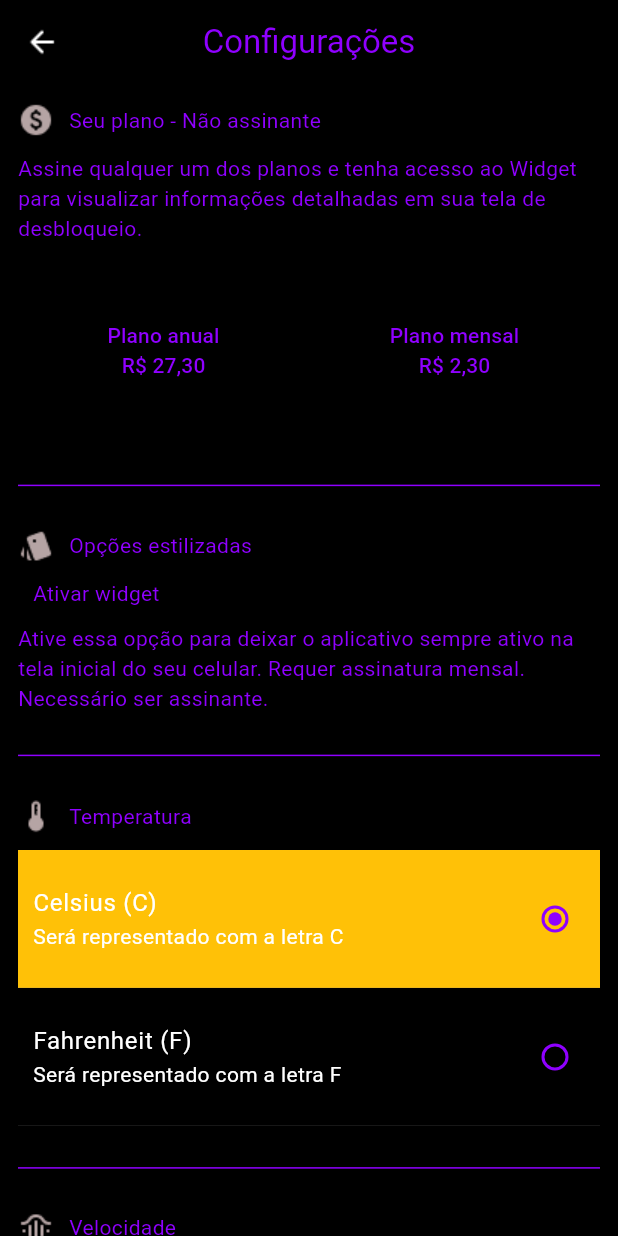
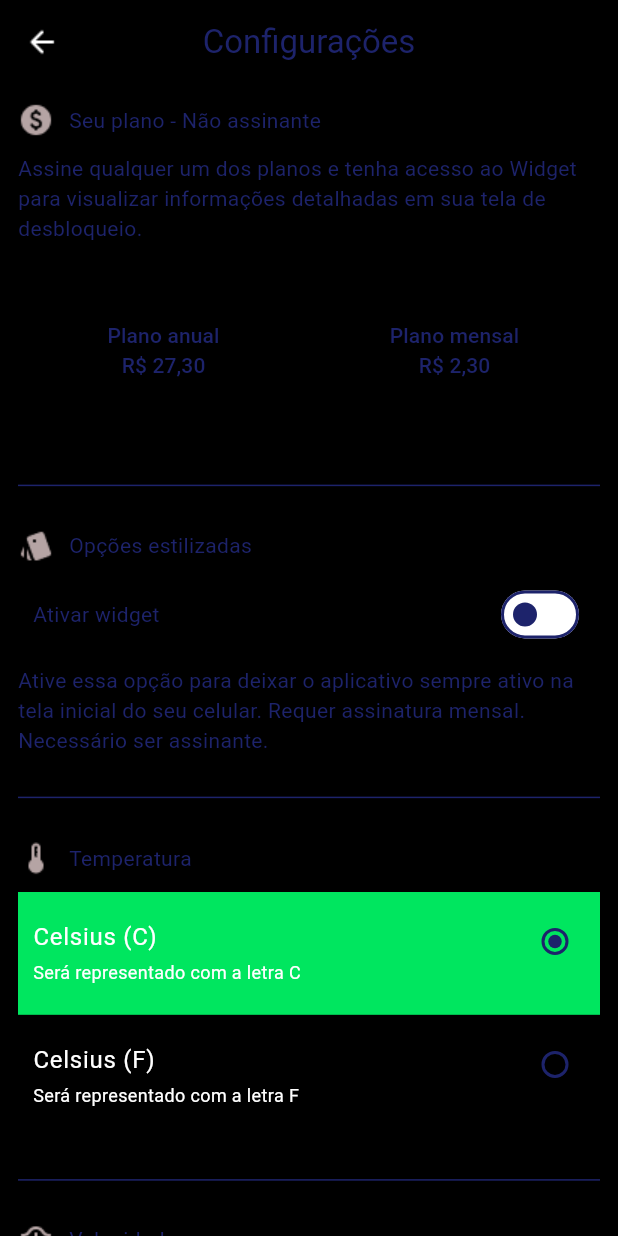
Before and after one commit to guilhermenakazato/cloud-radar, a Flutter app: the ConfigScreen screen opened directly, on a phone screen of 412 x 824 dp. Run offline on Flutter 3.47's test engine with Material 3 defaults, Android fonts, the light colour scheme and no system bars.

Commit message:
[FEAT] Working on config screen

```diff
--- /dev/null
+++ b/lib/components/config_tile.dart
@@ -0,0 +1,66 @@
+import 'package:cloud_radar/theme/application_colors.dart';
+import 'package:flutter/material.dart';
+
+class ConfigTile<T> extends StatelessWidget {
+  const ConfigTile({
+    super.key,
+    required this.groupValue,
+    required this.tileValue,
+    required this.onTileTap,
+    required this.onRadioTap,
+    required this.titleText,
+    required this.subtitleText,
+  });
+
+  final T? groupValue;
+  final T tileValue;
+  final void Function()? onTileTap;
+  final void Function(T?)? onRadioTap;
+  final String titleText, subtitleText;
+
+  @override
+  Widget build(BuildContext context) {
+    return Material(
+      color: ApplicationColors.black,
+      child: ListTile(
+        contentPadding: EdgeInsets.symmetric(
+          horizontal: 10,
+          vertical: 5,
+        ),
+        tileColor: ApplicationColors.black,
+        title: Padding(
+          padding: const EdgeInsets.only(bottom: 10.0),
+          child: Text(
+            titleText,
+            style: TextStyle(
+              color: ApplicationColors.white,
+              height: 1,
+              fontSize: 16,
+            ),
+          ),
+        ),
+        selected: groupValue == tileValue,
+        selectedTileColor: ApplicationColors.green500,
+        subtitle: Text(
+          subtitleText,
+          style: TextStyle(
+            color: ApplicationColors.white,
+            height: 1,
+            fontSize: 12,
+          ),
+        ),
+        onTap: onTileTap,
+        trailing: Column(
+          children: [
+            Radio<T>(
+              materialTapTargetSize: MaterialTapTargetSize.shrinkWrap,
+              value: tileValue,
+              groupValue: groupValue,
+              onChanged: onRadioTap,
+            ),
+          ],
+        ),
+      ),
+    );
+  }
+}
--- a/lib/enums/wind_speed.dart
+++ b/lib/enums/wind_speed.dart
@@ -1,5 +1,6 @@
 enum WindSpeed {
   km("Km/h"),
+  mph("Mph"),
   m("M/s");
 
   const WindSpeed(this.speedUnit);
--- a/lib/screens/config_screen.dart
+++ b/lib/screens/config_screen.dart
@@ -1,5 +1,7 @@
+import 'package:cloud_radar/components/config_tile.dart';
 import 'package:cloud_radar/enums/temperature_scale.dart';
 import 'package:cloud_radar/enums/wind_speed.dart';
+import 'package:cloud_radar/theme/application_colors.dart';
 import 'package:flutter/material.dart';
 
 class ConfigScreen extends StatefulWidget {
@@ -12,10 +14,12 @@ class ConfigScreen extends StatefulWidget {
 class _ConfigScreenState extends State<ConfigScreen> {
   TemperatureScale? _chosenTemperatureScale = TemperatureScale.C;
   WindSpeed? _chosenWindSpeedUnit = WindSpeed.km;
+  bool _activateWidget = false;
 
   @override
   Widget build(BuildContext context) {
     return Scaffold(
+      backgroundColor: ApplicationColors.black,
       appBar: AppBar(
         leading: Image.asset("assets/icons/back.png"),
         title: Text("Configurações"),
@@ -23,11 +27,9 @@ class _ConfigScreenState extends State<ConfigScreen> {
         backgroundColor: Colors.black,
       ),
       body: SingleChildScrollView(
+        physics: BouncingScrollPhysics(),
         child: Container(
           padding: EdgeInsets.all(12),
-          decoration: BoxDecoration(
-            color: Colors.black,
-          ),
           child: Column(
             mainAxisAlignment: MainAxisAlignment.center,
             mainAxisSize: MainAxisSize.max,
@@ -99,8 +101,18 @@ class _ConfigScreenState extends State<ConfigScreen> {
                       horizontal: 10,
                     ),
                     child: Row(
+                      mainAxisAlignment: MainAxisAlignment.spaceBetween,
                       children: [
                         Text("Ativar widget"),
+                        Switch(
+                          value: _activateWidget,
+                          activeColor: ApplicationColors.red400,
+                          onChanged: (bool value) {
+                            setState(() {
+                            _activateWidget = value;
+                            });
+                          },
+                        ),
                       ],
                     ),
                   ),
@@ -122,66 +134,37 @@ class _ConfigScreenState extends State<ConfigScreen> {
                   ),
                   Column(
                     children: [
-                      Material(
-                        color: Colors.black,
-                        child: RadioListTile<TemperatureScale>(
-                          contentPadding: EdgeInsets.all(10),
-                          value: TemperatureScale.C,
-                          selected:
-                              _chosenTemperatureScale == TemperatureScale.C,
-                          selectedTileColor: Colors.amber,
-                          tileColor: Colors.black,
-                          title: Text(
-                            "Celsius (C)",
-                            style: TextStyle(
-                              color: Colors.white,
-                            ),
-                          ),
-                          subtitle: Text(
-                            "Será representado com a letra C",
-                            style: TextStyle(
-                              color: Colors.white,
-                            ),
-                          ),
+                      ConfigTile<TemperatureScale>(
                         groupValue: _chosenTemperatureScale,
-                          controlAffinity: ListTileControlAffinity.trailing,
-                          onChanged: (TemperatureScale? value) {
+                        tileValue: TemperatureScale.C,
+                        titleText: 'Celsius (C)',
+                        subtitleText: 'Será representado com a letra C',
+                        onTileTap: () {
+                          setState(() {
+                            _chosenTemperatureScale = TemperatureScale.C;
+                          });
+                        },
+                        onRadioTap: (TemperatureScale? value) {
                           setState(() {
                             _chosenTemperatureScale = value;
                           });
                         },
                       ),
-                      ),
-                      Material(
-                        child: ListTileTheme(
-                          child: RadioListTile<TemperatureScale>(
-                            contentPadding: EdgeInsets.all(10),
-                            value: TemperatureScale.F,
-                            title: Text(
-                              "Fahrenheit (F)",
-                              style: TextStyle(
-                                color: Colors.white,
-                              ),
-                            ),
-                            subtitle: Text(
-                              "Será representado com a letra F",
-                              style: TextStyle(
-                                color: Colors.white,
-                              ),
-                            ),
-                            tileColor: Colors.black,
+                      ConfigTile<TemperatureScale>(
                         groupValue: _chosenTemperatureScale,
-                            selectedTileColor: Colors.amber,
-                            selected:
-                                _chosenTemperatureScale == TemperatureScale.F,
-                            controlAffinity: ListTileControlAffinity.trailing,
-                            onChanged: (TemperatureScale? value) {
+                        tileValue: TemperatureScale.F,
+                        titleText: 'Celsius (F)',
+                        subtitleText: 'Será representado com a letra F',
+                        onTileTap: () {
+                          setState(() {
+                            _chosenTemperatureScale = TemperatureScale.F;
+                          });
+                        },
+                        onRadioTap: (TemperatureScale? value) {
                           setState(() {
                             _chosenTemperatureScale = value;
                           });
                         },
-                          ),
-                        ),
                       ),
                     ],
                   ),
@@ -198,63 +181,57 @@ class _ConfigScreenState extends State<ConfigScreen> {
                       Text("Velocidade")
                     ],
                   ),
-                  Material(
-                    color: Colors.black,
-                    child: RadioListTile<WindSpeed>(
-                      contentPadding: EdgeInsets.all(10),
-                      value: WindSpeed.km,
-                      selected: _chosenWindSpeedUnit == WindSpeed.km,
-                      selectedTileColor: Colors.amber,
-                      tileColor: Colors.black,
-                      title: Text(
-                        "Km/h",
-                        style: TextStyle(
-                          color: Colors.white,
-                        ),
-                      ),
-                      subtitle: Text(
-                        "Quilômetro por hora",
-                        style: TextStyle(
-                          color: Colors.white,
-                        ),
-                      ),
+                  Column(
+                    children: [
+                      ConfigTile<WindSpeed>(
                         groupValue: _chosenWindSpeedUnit,
-                      controlAffinity: ListTileControlAffinity.trailing,
-                      onChanged: (WindSpeed? value) {
+                        tileValue: WindSpeed.km,
+                        onTileTap: () {
+                          setState(() {
+                            _chosenWindSpeedUnit = WindSpeed.km;
+                          });
+                        },
+                        onRadioTap: (WindSpeed? value) {
                           setState(() {
                             _chosenWindSpeedUnit = value;
                           });
                         },
+                        titleText: 'Km/h',
+                        subtitleText: 'Quilômetro por hora',
                       ),
-                  ),
-                  Material(
-                    color: Colors.black,
-                    child: RadioListTile<WindSpeed>(
-                      contentPadding: EdgeInsets.all(10),
-                      value: WindSpeed.m,
-                      selected: _chosenWindSpeedUnit == WindSpeed.m,
-                      selectedTileColor: Colors.amber,
-                      tileColor: Colors.black,
-                      title: Text(
-                        "M/s",
-                        style: TextStyle(
-                          color: Colors.white,
-                        ),
-                      ),
-                      subtitle: Text(
-                        "Metro por segundo",
-                        style: TextStyle(
-                          color: Colors.white,
-                        ),
-                      ),
+                      ConfigTile<WindSpeed>(
                         groupValue: _chosenWindSpeedUnit,
-                      controlAffinity: ListTileControlAffinity.trailing,
-                      onChanged: (WindSpeed? value) {
+                        tileValue: WindSpeed.m,
+                        onTileTap: () {
+                          setState(() {
+                            _chosenWindSpeedUnit = WindSpeed.m;
+                          });
+                        },
+                        onRadioTap: (WindSpeed? value) {
                           setState(() {
                             _chosenWindSpeedUnit = value;
                           });
                         },
+                        titleText: 'M/s',
+                        subtitleText: 'Metro por segundo',
                       ),
+                      ConfigTile<WindSpeed>(
+                        groupValue: _chosenWindSpeedUnit,
+                        tileValue: WindSpeed.mph,
+                        onTileTap: () {
+                          setState(() {
+                            _chosenWindSpeedUnit = WindSpeed.mph;
+                          });
+                        },
+                        onRadioTap: (WindSpeed? value) {
+                          setState(() {
+                            _chosenWindSpeedUnit = value;
+                          });
+                        },
+                        titleText: 'Km/h',
+                        subtitleText: 'Milha por hora',
+                      ),
+                    ],
                   ),
                 ],
               ),
--- a/lib/theme/application_colors.dart
+++ b/lib/theme/application_colors.dart
@@ -1,21 +1,38 @@
 import 'package:flutter/material.dart';
 
 class ApplicationColors {
-  static const primary = Color.fromRGBO(143, 0, 255, 1),
-  secondary = Color(0xffc6d6de),
-  tertiary = Color(0xff305890),
-  alternate = Color(0xffe0e3e7),
-  primaryBackground = Color(0xfff1f4f8),
-  secondaryBackground = Color(0xffffffff),
-  primaryText = Color(0xff14181B),
-  secondaryText = Color(0xff57636c),
-  accent1 = Color(0x4c4b39ef),
-  accent2 = Color(0x4d39d2c0),
-  accent3 = Color(0xff80c0e8),
-  accent4 = Color(0xccffffff),
-  success = Color(0xff249689),
-  warning = Color(0xfff9cf58),
-  error = Color(0xffff5963),
-  info = Color(0xffffffff),
-  icon2 = Color(0xa357636c);
+  static const black = Color(0xFF000000),
+  black50 = Color(0xFFF2F2F2), black100 = Color(0xFFD9D9D9),
+  black200 = Color(0xFFBFBFBF), black300 = Color(0xFFA6A6A6),
+  black400 = Color(0xFF8C8C8C), black500 = Color(0xFF737373),
+  black600 = Color(0xFF595959), black700 = Color(0xFF404040),
+  black800 = Color(0xFF262626), black900 = Color(0xFF0D0D0D),
+  white = Color(0xFFFFFFFF), white50 = Color(0xFFF2F2F2),
+  white100 = Color(0xFFD9D9D9), white200 = Color(0xFFBFBFBF),
+  white300 = Color(0xFFA6A6A6), white400 = Color(0xFF8C8C8C),
+  white500 = Color(0xFF737373), white600 = Color(0xFF595959),
+  white700 = Color(0xFF404040), white800 = Color(0xFF262626),
+  white900 = Color(0xFF0D0D0D), blue = Color(0xFF1D236B),
+  blue50 = Color(0xFFEBECFA), blue100 = Color(0xFFC3C6EF),
+  blue200 = Color(0xFF9BA0E4), blue300 = Color(0xFF737AD9),
+  blue400 = Color(0xFF4A55CE), blue500 = Color(0xFF313BB5),
+  blue600 = Color(0xFF262E8C), blue700 = Color(0xFF1B2164),
+  blue800 = Color(0xFF10143C), blue900 = Color(0xFF050714),
+  red = Color(0xFFCD0000), red50 = Color(0xFFFFE5E5),
+  red100 = Color(0xFFFFB3B3), red200 = Color(0xFFFF8080),
+  red300 = Color(0xFFFF4D4D), red400 = Color(0xFFFF1A1A),
+  red500 = Color(0xFFE60000), red600 = Color(0xFFB30000),
+  red700 = Color(0xFF800000), red800 = Color(0xFF4D0000),
+  red900 = Color(0xFF1A0000), orange = Color(0xFFFF6D1F),
+  orange50 = Color(0xFFFFEEE5), orange100 = Color(0xFFFFCDB3),
+  orange200 = Color(0xFFFFAC80), orange300 = Color(0xFFFF8B4D),
+  orange400 = Color(0xFFFF691A), orange500 = Color(0xFFE65000),
+  orange600 = Color(0xFFB33E00), orange700 = Color(0xFF802C00),
+  orange800 = Color(0xFF4D1B00), orange900 = Color(0xFF1A0900),
+  green = Color(0xFF1FFF7C), green50 = Color(0xFFE5FFF0),
+  green100 = Color(0xFFB3FFD2), green200 = Color(0xFF80FFB4),
+  green300 = Color(0xFF4DFF97), green400 = Color(0xFF1AFF79),
+  green500 = Color(0xFF00E65F), green600 = Color(0xFF00B34A),
+  green700 = Color(0xFF008035), green800 = Color(0xFF004D20),
+  green90 = Color(0xFF001A0B);
 }
--- a/lib/theme/application_theme.dart
+++ b/lib/theme/application_theme.dart
@@ -5,15 +5,14 @@ class ApplicationThemes {
   static final defaultTheme = ThemeData(
     colorScheme: const ColorScheme(
       brightness: Brightness.dark,
-      primary: ApplicationColors.primary,
-      onPrimary: Colors.white,
-      secondary: ApplicationColors.secondary,
-      onSecondary: Colors.black,
-      error: ApplicationColors.error,
+      primary: ApplicationColors.blue,
+      onPrimary: ApplicationColors.white,
+      secondary: ApplicationColors.green,
+      onSecondary: ApplicationColors.black,
+      error: ApplicationColors.red,
       onError: Colors.white,
       surface: Colors.white,
-      onSurface: ApplicationColors.primary,
+      onSurface: ApplicationColors.blue,
     ),
-    fontFamily: "Roboto",
   );
 }
--- /dev/null
+++ b/lib/utils/dialog.dart
@@ -0,0 +1,29 @@
+import 'package:flutter/material.dart';
+
+class Dialog {
+  Dialog._();
+
+  void showDialog(BuildContext context) {
+    showGeneralDialog(
+    transitionBuilder: (context, a1, a2, widget) {
+      final curvedValue = Curves.easeInOutBack.transform(a1.value) -   1.0;
+      return Transform(
+        transform: Matrix4.translationValues(0.0, curvedValue * 200, 0.0),
+        child: Opacity(
+          opacity: a1.value,
+          child: AlertDialog(
+            shape: OutlineInputBorder(
+                borderRadius: BorderRadius.circular(16.0),),
+            title: Text('Hello!!'),
+            content: Text('How are you?'),
+          ),
+        ),
+      );
+    },
+    transitionDuration: Duration(milliseconds: 200),
+    barrierDismissible: true,
+    barrierLabel: '',
+    context: context,
+    pageBuilder: (context, animation1, animation2) {});
+  }
+}
```
Lines whose indentation alone changed are shown as unchanged.
